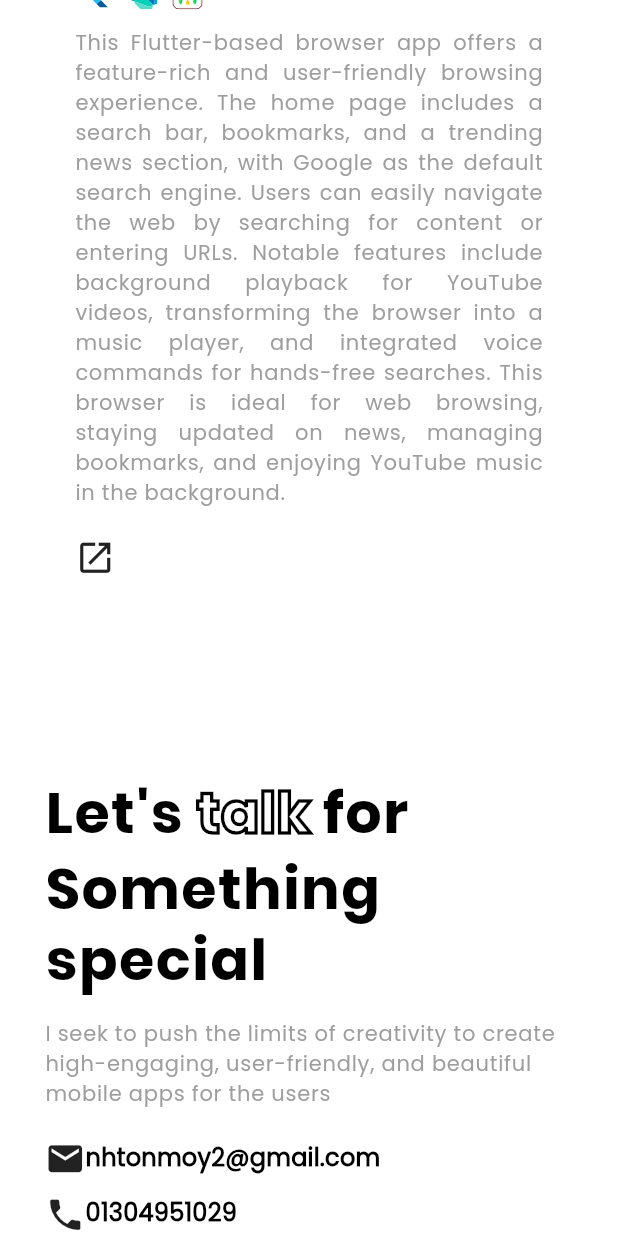
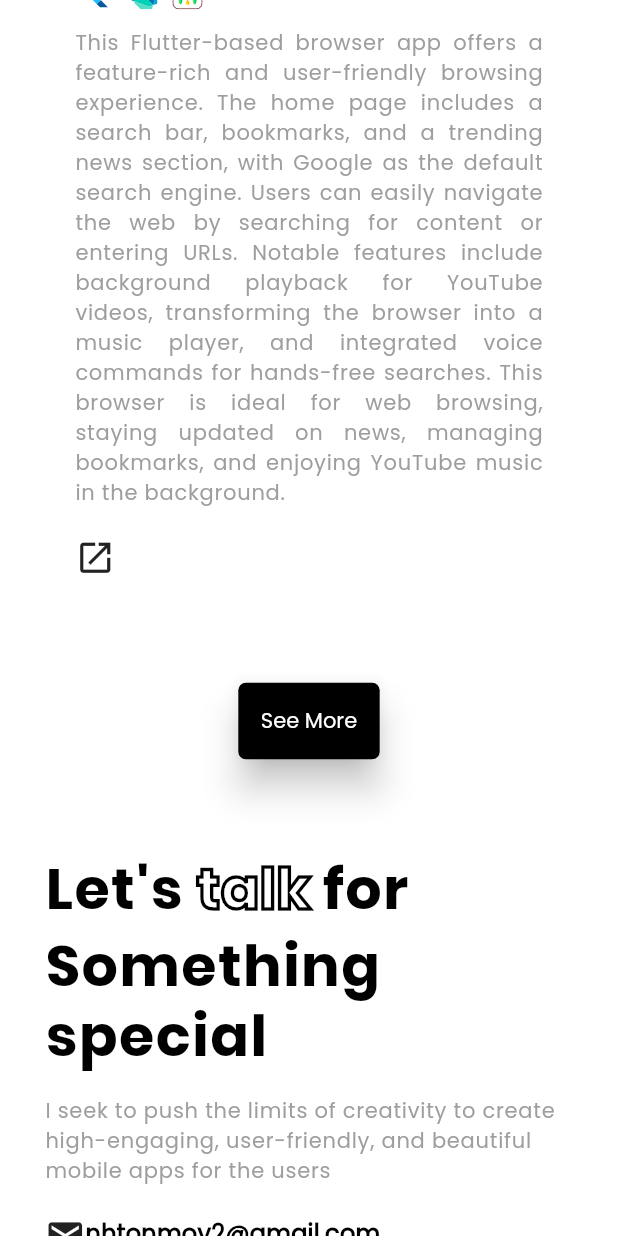
Before and after one commit to Nafis71/portfolio, a Flutter app: the screen it shows after launch, scrolled down 3456 dp, on a phone screen of 412 x 824 dp. Run offline on Flutter 3.47's test engine with Material 3 defaults, Android fonts, the phone set to English and light mode, and no system bars; drawn by our look-alikes of widget_and_text_animator; our stand-ins replace animated_background, flutter_carousel_widget, flutter_svg, gap, lottie, responsive_framework and 1 more; missing offline and left inert: dart:ui_web.

Commit message:
- added see more button in project widget

```diff
--- a/lib/app/app.dart
+++ b/lib/app/app.dart
@@ -1,6 +1,7 @@
 import 'package:flutter/material.dart';
 import 'package:portfolio/app/scroll_behavior.dart';
 import 'package:portfolio/themes/elevated_button_styles.dart';
+import 'package:portfolio/themes/outlined_button_style.dart';
 import 'package:portfolio/themes/text_button_styles.dart';
 import 'package:portfolio/themes/text_styles.dart';
 import 'package:portfolio/themes/textfield_style.dart';
@@ -37,6 +38,7 @@ class _PortfolioState extends State<Portfolio> {
         theme: ThemeData(
           textTheme: WebTextStyles.getTextStyle(),
           elevatedButtonTheme: ElevatedButtonStyles.getElevatedButtonStyles(),
+          outlinedButtonTheme: OutlinedButtonStyle.getOutlineButtonStyle(),
           scaffoldBackgroundColor: WebColor.scaffoldBackgroundColor,
           textButtonTheme: TextButtonStyles.getTextButtonStyle(),
           inputDecorationTheme: TextFieldStyle.getTextFieldStyle(),
--- /dev/null
+++ b/lib/themes/outlined_button_style.dart
@@ -0,0 +1,20 @@
+import 'package:flutter/material.dart';
+import 'package:portfolio/utils/web_color.dart';
+
+class OutlinedButtonStyle{
+  static OutlinedButtonThemeData getOutlineButtonStyle()=> OutlinedButtonThemeData(
+    style: OutlinedButton.styleFrom(
+      backgroundColor: Colors.white,
+      foregroundColor: WebColor.webPrimaryColor,
+      shape: RoundedRectangleBorder(
+        borderRadius: BorderRadius.circular(5),
+        side: const BorderSide(color: WebColor.webPrimaryColor,width: 5)
+      ),
+      textStyle: const TextStyle(
+        fontSize: 12,
+        fontWeight: FontWeight.bold,
+        fontFamily: "Poppins"
+      )
+    )
+  );
+}
--- a/lib/utils/assets.dart
+++ b/lib/utils/assets.dart
@@ -6,6 +6,7 @@ class Assets{
   static const String taskManagerPicture = "$imagePath/taskmanager.png";
   static const String weatherAppPicture = "$imagePath/weatherapp.png";
   static const String glideWebPicture = "$imagePath/glideweb.png";
+  static const String bmiCalculatorPicture = "$imagePath/bmiCalculator.png";
   static const String background = "$imagePath/background.svg";
   static const String facebookIcon = "$iconPath/facebook.svg";
   static const String linkedInIcon = "$iconPath/linkedin.svg";
@@ -18,6 +19,7 @@ class Assets{
   static const String restApiIcon = "$iconPath/restApi.svg";
   static const String mongoDbIcon = "$iconPath/mongodb.svg";
   static const String mysqlIcon = "$iconPath/mysql.svg";
+  static const String androidIcon = "$iconPath/android.svg";
   static const String myResumePath = "$basePath/pdfs";
   static const String myResume = "$myResumePath/resume.pdf";
 }
--- a/lib/viewModels/portfolio_view_model.dart
+++ b/lib/viewModels/portfolio_view_model.dart
@@ -8,6 +8,7 @@ import '../models/skill_data.dart';
 import '../models/social_data.dart';
 
 class PortfolioViewModel extends ChangeNotifier {
+  bool _isProjectViewLimited = true;
   List<SocialData> socialData = [
     SocialData(
         socialLink: "https://facebook.com/nafishasantonmoy",
@@ -43,28 +44,60 @@ class PortfolioViewModel extends ChangeNotifier {
         projectDescription:
             "This Flutter application is a comprehensive task manager designed to empower users to stay organized and achieve their goals effectively. It offers a suite of features that cater to various task management needs, built with a focus on security and user experience.",
         projectLink: "https://github.com/Nafis71/task_manager",
-        projectPicture: Assets.taskManagerPicture, projectTechStacks: [Assets.flutterIcon,Assets.dartIcon,Assets.restApiIcon,]),
+        projectPicture: Assets.taskManagerPicture,
+        projectTechStacks: [
+          Assets.flutterIcon,
+          Assets.dartIcon,
+          Assets.restApiIcon,
+        ]),
     ProjectData(
         projectName: "NimbusNow",
         projectDescription:
             "NimbusNow, your go-to weather app for staying prepared and informed! NimbusNow provides comprehensive weather updates with an emphasis on ease of use and visual appeal. Whether you need to check the current conditions, explore detailed forecasts, or simply enjoy a visually pleasing interface, NimbusNow has you covered.",
         projectLink: "https://github.com/Nafis71/NimbusNow",
         projectPicture: Assets.weatherAppPicture,
-        projectTechStacks: [Assets.flutterIcon,Assets.dartIcon,Assets.restApiIcon,]
-    ),
-    ProjectData(projectName: "Glide Web",
-      projectDescription: "This Flutter-based browser app offers a feature-rich and user-friendly browsing experience. The home page includes a search bar, bookmarks, and a trending news section, with Google as the default search engine. Users can easily navigate the web by searching for content or entering URLs. Notable features include background playback for YouTube videos, transforming the browser into a music player, and integrated voice commands for hands-free searches. This browser is ideal for web browsing, staying updated on news, managing bookmarks, and enjoying YouTube music in the background.",
+        projectTechStacks: [
+          Assets.flutterIcon,
+          Assets.dartIcon,
+          Assets.restApiIcon,
+        ]),
+    ProjectData(
+        projectName: "Glide Web",
+        projectDescription:
+            "This Flutter-based browser app offers a feature-rich and user-friendly browsing experience. The home page includes a search bar, bookmarks, and a trending news section, with Google as the default search engine. Users can easily navigate the web by searching for content or entering URLs. Notable features include background playback for YouTube videos, transforming the browser into a music player, and integrated voice commands for hands-free searches. This browser is ideal for web browsing, staying updated on news, managing bookmarks, and enjoying YouTube music in the background.",
         projectLink: "https://github.com/Nafis71/glide_web",
-      projectPicture: Assets.glideWebPicture,projectTechStacks: [Assets.flutterIcon,Assets.dartIcon,Assets.restApiIcon,])
+        projectPicture: Assets.glideWebPicture,
+        projectTechStacks: [
+          Assets.flutterIcon,
+          Assets.dartIcon,
+          Assets.restApiIcon,
+        ]),
+    ProjectData(
+        projectName: "BMI Calculator",
+        projectDescription:
+            "The BMI calculator is an app that can calculate an individual's BMI based on their height and weight, for both adults and nonadults. Additionally, its UI is attractive, and it is so user-friendly that individuals of all ages can easily use it.",
+        projectLink: "https://github.com/Nafis71/bmi_calculator",
+        projectPicture: Assets.bmiCalculatorPicture,
+        projectTechStacks: [Assets.flutterIcon, Assets.dartIcon]),
   ];
+
+  bool get isProjectViewLimited => _isProjectViewLimited;
+
+  set setIsProjectViewLimited(bool value) {
+    _isProjectViewLimited = value;
+    notifyListeners();
+  }
 
   void setSocialContainerColor(Color color, int index) {
     socialData[index].color = color;
     notifyListeners();
   }
 
-  void downloadResume(){
-    HTMLAnchorElement()..href = ui.AssetManager().getAssetUrl(Assets.myResume)..download = "Resume.pdf"..click();
+  void downloadResume() {
+    HTMLAnchorElement()
+      ..href = ui.AssetManager().getAssetUrl(Assets.myResume)
+      ..download = "Resume.pdf"
+      ..click();
   }
 
   Future<void> launch(String url, {bool isNewTab = true}) async {
@@ -73,5 +106,4 @@ class PortfolioViewModel extends ChangeNotifier {
       webOnlyWindowName: isNewTab ? '_blank' : '_self',
     );
   }
-
 }
--- a/lib/widgets/projects_widget.dart
+++ b/lib/widgets/projects_widget.dart
@@ -3,7 +3,6 @@ import 'package:flutter_svg/flutter_svg.dart';
 import 'package:gap/gap.dart';
 import 'package:portfolio/viewModels/portfolio_view_model.dart';
 import 'package:provider/provider.dart';
-import 'package:responsive_framework/responsive_framework.dart';
 import 'package:widget_and_text_animator/widget_and_text_animator.dart';
 
 class ProjectsWidget extends StatelessWidget {
@@ -35,12 +34,17 @@ class ProjectsWidget extends StatelessWidget {
             builder: (_, viewModel, __) {
               return LayoutBuilder(builder: (context, constraints) {
                 final bool isDesktop = constraints.maxWidth > 769;
-                return ListView.builder(
+                return Column(
+                  children: [
+                    ListView.builder(
                     shrinkWrap: true,
                     primary: false,
                     physics: const NeverScrollableScrollPhysics(),
                     itemCount: viewModel.projectData.length,
                     itemBuilder: (context, index) {
+                      if(context.read<PortfolioViewModel>().isProjectViewLimited && index >= 3){
+                        return null;
+                      }
                       return (isDesktop)
                           ? Container(
                           margin: const EdgeInsets.symmetric(
@@ -53,7 +57,12 @@ class ProjectsWidget extends StatelessWidget {
                           padding: const EdgeInsets.all(30),
                           child: getContainerMobile(
                               index, context, constraints));
-                    });
+                    }),
+                    (context.read<PortfolioViewModel>().isProjectViewLimited) ? ElevatedButton(onPressed: (){
+                      context.read<PortfolioViewModel>().setIsProjectViewLimited = !context.read<PortfolioViewModel>().isProjectViewLimited;
+                    }, child: const Text("See More")) : const SizedBox.shrink(),
+                  ],
+                );
               });
             },
           ),
```
Also changed, not shown: assets/icons/android.svg (added), assets/images/bmiCalculator.png (added). Lines whose indentation alone changed are shown as unchanged.
